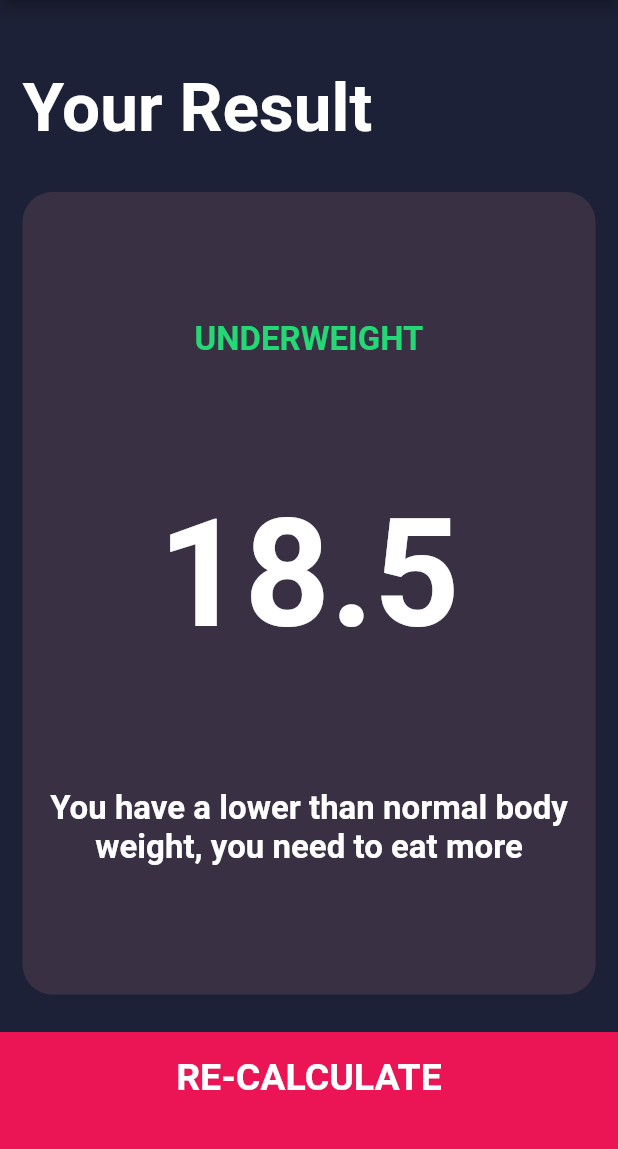
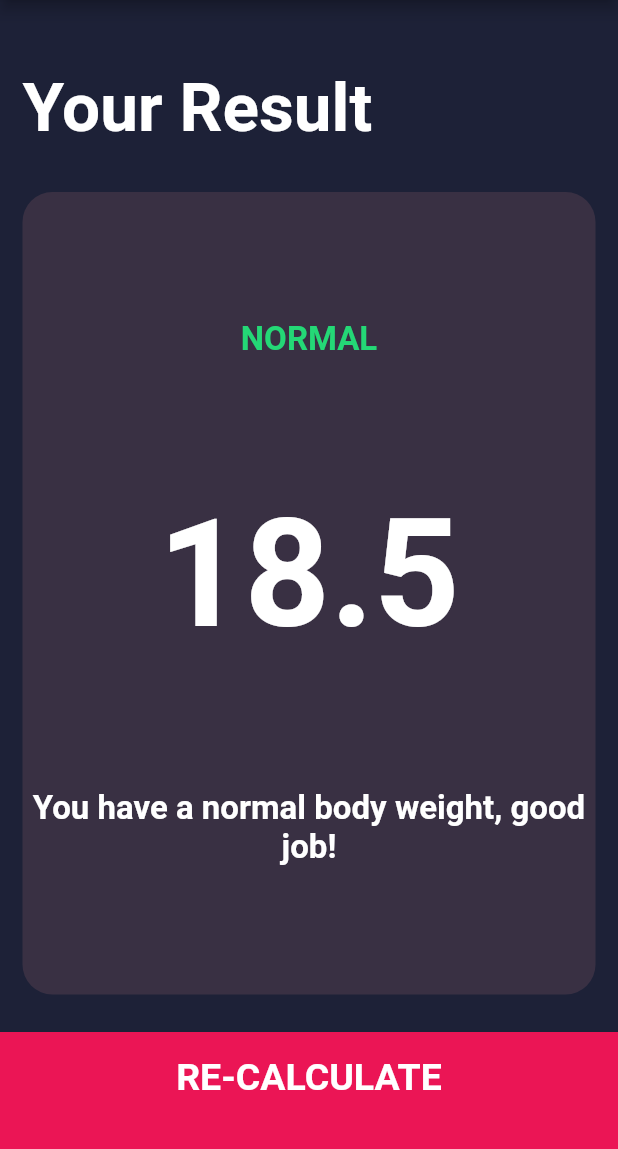
Before and after one commit to Iwelomen/BMICalculator, a Flutter app: the screen it shows after launch, after a tap on "CALCULATE", on a phone screen of 412 x 824 dp, the part 84-1233 px from its top. Run offline on Flutter 3.47's test engine with Material 2 defaults, Android fonts, the phone set to English and light mode, and no system bars; our stand-ins replace font_awesome_flutter.

Commit message:
refactor calculator brain

```diff
--- a/enum.dart
+++ b/enum.dart
@@ -18,7 +18,7 @@ Function calculator(int n1, int n2, Function calculation) {
 
 
 class Car {
-  CarType? carStyle;
+  CarType carStyle;
 
   Car({this.carStyle});
   }
--- a/lib/Components/calculate_button.dart
+++ b/lib/Components/calculate_button.dart
@@ -3,7 +3,7 @@ import 'package:flutter/material.dart';
 import 'constant.dart';
 
 class CalculateButton extends StatelessWidget {
-  CalculateButton({required this.buttonTitle, required this.onTap});
+  CalculateButton({this.buttonTitle, this.onTap});
   final String buttonTitle;
   final VoidCallback onTap;
 
--- a/lib/Components/icon_and_text.dart
+++ b/lib/Components/icon_and_text.dart
@@ -7,8 +7,8 @@ import 'constant.dart';
 class IconAndText extends StatelessWidget {
   IconAndText({this.customIcon, this.customText});
 
-  final IconData? customIcon;
-  final String? customText;
+  final IconData customIcon;
+  final String customText;
 
   @override
   Widget build(BuildContext context) {
--- a/lib/Components/reusable_card.dart
+++ b/lib/Components/reusable_card.dart
@@ -3,10 +3,10 @@
 import 'package:flutter/material.dart';
 
 class ReusableCard extends StatelessWidget {
-  ReusableCard({required this.colour, this.childCard, this.onPress});
+  ReusableCard({ this.colour, this.childCard, this.onPress});
   final Color colour;
-  final Widget? childCard;
-  final VoidCallback? onPress;
+  final Widget childCard;
+  final VoidCallback onPress;
 
   @override
   Widget build(BuildContext context) {
--- a/lib/Components/round_icon_button.dart
+++ b/lib/Components/round_icon_button.dart
@@ -1,9 +1,9 @@
 import 'package:flutter/material.dart';
 
 class RoundIconButton extends StatelessWidget {
-  RoundIconButton({this.icon, required this.onPressedButton});
+  RoundIconButton({this.icon, @required this.onPressedButton});
 
-  final IconData? icon;
+  final IconData icon;
   final VoidCallback onPressedButton;
 
   @override
--- a/lib/Screens/input_page.dart
+++ b/lib/Screens/input_page.dart
@@ -20,7 +20,7 @@ class InputPage extends StatefulWidget {
 }
 
 class _InputPageState extends State<InputPage> {
-  Gender? selectedGender;
+  Gender selectedGender;
 
   int height = 180;
   int weight = 60;
@@ -237,14 +237,11 @@ class _InputPageState extends State<InputPage> {
             buttonTitle: 'CALCULATE',
             onTap: () {
               CalculatorBrain calculate = CalculatorBrain(height: height, weight: weight);
-              setState(() {
-
-              });
               Navigator.push(
                 context,
                 MaterialPageRoute(
                   builder: (context) => ResultPage(
-                    bmiResult: calculate.CalculateBMI(),
+                    bmiResult: calculate.calculateBMI(),
                     bmiResultText: calculate.getResult(),
                     bmiResultInterpretation: calculate.getInterpretation(),
                   ),
--- a/lib/Screens/result_page.dart
+++ b/lib/Screens/result_page.dart
@@ -4,11 +4,11 @@ import 'package:calculator_bmi/Components/reusable_card.dart';
 import 'package:flutter/material.dart';
 
 class ResultPage extends StatelessWidget {
-  ResultPage({required this.bmiResult, required this.bmiResultInterpretation, required this.bmiResultText});
+  ResultPage(
+      {this.bmiResult, this.bmiResultInterpretation, this.bmiResultText});
   final String bmiResult;
   final String bmiResultText;
   final String bmiResultInterpretation;
-
 
   @override
   Widget build(BuildContext context) {
@@ -37,7 +37,7 @@ class ResultPage extends StatelessWidget {
               childCard: Column(
                 mainAxisAlignment: MainAxisAlignment.spaceEvenly,
                 crossAxisAlignment: CrossAxisAlignment.center,
-                children:  [
+                children: [
                   Text(
                     bmiResultText.toUpperCase(),
                     style: kResultTextStyle,
@@ -47,7 +47,7 @@ class ResultPage extends StatelessWidget {
                     style: kBMITextStyle,
                   ),
                   Text(
-                    bmiResultInterpretation ,
+                    bmiResultInterpretation,
                     style: kBodyTextStyle,
                     textAlign: TextAlign.center,
                   )
@@ -55,10 +55,12 @@ class ResultPage extends StatelessWidget {
               ),
             ),
           ),
-          CalculateButton(buttonTitle: 'RE-CALCULATE',
+          CalculateButton(
+            buttonTitle: 'RE-CALCULATE',
             onTap: () {
-            Navigator.pop(context);
-            },)
+              Navigator.pop(context);
+            },
+          ),
         ],
       ),
     );
--- a/lib/calculator_brain.dart
+++ b/lib/calculator_brain.dart
@@ -7,16 +7,16 @@ class CalculatorBrain {
   int height;
   double _bmi = 0;
 
-  CalculatorBrain({required this.weight, required this.height});
+  CalculatorBrain({ this.weight,  this.height});
 
-  String CalculateBMI() {
-    double _bmi = weight / pow(height/100, 2);
+  String calculateBMI() {
+    _bmi = weight / pow(height/100, 2);
     return _bmi.toStringAsFixed(1);
   }
   String getResult() {
     if (_bmi >= 25) {
       return 'Overweight';
-    } else if (_bmi > 18 && _bmi <= 24) {
+    } else if (_bmi > 18) {
       return 'Normal';
     } else {
       return 'Underweight';
@@ -25,7 +25,7 @@ class CalculatorBrain {
   String getInterpretation() {
     if (_bmi >= 25) {
       return 'You have a higher than normal body weight, you need to exercise more';
-    } else if (_bmi > 18 && _bmi <= 24) {
+    } else if (_bmi > 18) {
       return 'You have a normal body weight, good job!';
     } else {
       return 'You have a lower than normal body weight, you need to eat more';
--- a/pubspec.yaml
+++ b/pubspec.yaml
@@ -7,7 +7,7 @@ publish_to: 'none' # Remove this line if you wish to publish to pub.dev
 version: 1.0.0+1
 
 environment:
-  sdk: ">=2.16.1 <3.0.0"
+  sdk: ">=2.11.0 <3.0.0"
 
 
 dependencies:
```
Also changed, not shown: pubspec.lock.
